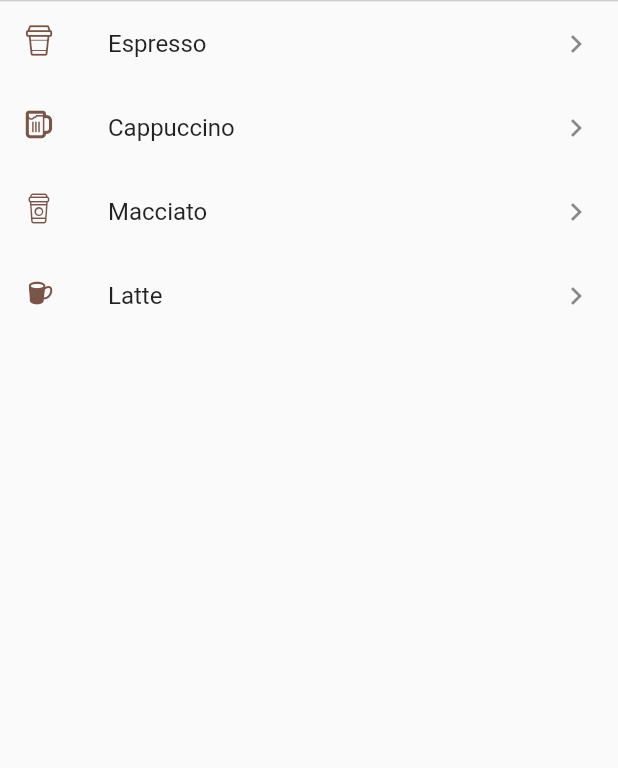
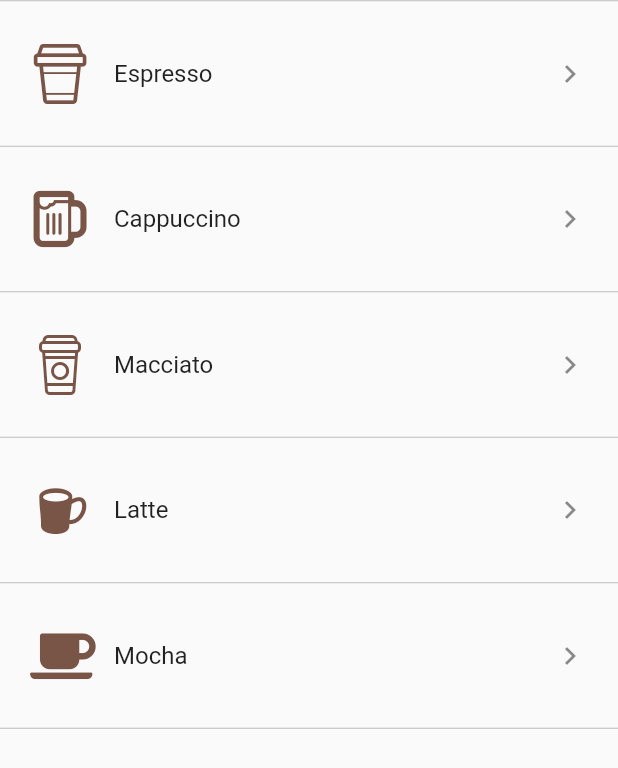
Before and after one commit to Mohammed-Benotmane/Jet-Coffee-Shop, a Flutter app: the MenuList screen opened directly, on a phone screen of 412 x 824 dp. Shown: the top 768 px of the screen. Run offline on Flutter 3.47's test engine with Material 2 defaults, Android fonts, the phone set to English and light mode, and no system bars; our stand-ins replace flutter_spinkit, flutter_svg, font_awesome_flutter.

Commit message:
- Completing menu Screen

```diff
--- a/lib/screens/menu_list.dart
+++ b/lib/screens/menu_list.dart
@@ -2,6 +2,7 @@ import 'package:coffeshopapp/const.dart';
 import 'package:coffeshopapp/models/coffee.dart';
 import 'package:flutter/material.dart';
 import 'file:///C:/Users/S/Documents/Flutter%20projects/coffe_shop_app/lib/icons/my_flutter_app_icons.dart';
+import 'package:font_awesome_flutter/font_awesome_flutter.dart';
 
 class MenuList extends StatefulWidget {
   @override
@@ -10,10 +11,11 @@ class MenuList extends StatefulWidget {
 
 class _MenuListState extends State<MenuList> {
   List<Coffee> coffees = [
-    Coffee(coffeeIcon: Icon(MyFlutterApp.cup, size: 20, color: brown), name: "Espresso", price: 500),
-    Coffee(coffeeIcon: Icon(MyFlutterApp.beer, size: 20, color: brown), name: "Cappuccino", price: 600),
-    Coffee(coffeeIcon: Icon(MyFlutterApp.coffee_cup, size: 20, color: brown), name: "Macciato", price: 350),
-    Coffee(coffeeIcon: Icon(MyFlutterApp.coffee_mug, size: 20, color: brown), name: "Latte", price: 150),
+    Coffee(coffeeIcon: Icon(MyFlutterApp.cup, size: 40, color: brown), name: "Espresso", price: 500),
+    Coffee(coffeeIcon: Icon(MyFlutterApp.beer, size: 40, color: brown), name: "Cappuccino", price: 600),
+    Coffee(coffeeIcon: Icon(MyFlutterApp.coffee_cup, size: 40, color: brown), name: "Macciato", price: 350),
+    Coffee(coffeeIcon: Icon(MyFlutterApp.coffee_mug, size: 40, color: brown), name: "Latte", price: 150),
+    Coffee(coffeeIcon: Icon(FontAwesomeIcons.coffee, size: 35, color: brown), name: "Mocha", price: 150),
   ];
 
   @override
@@ -26,11 +28,18 @@ class _MenuListState extends State<MenuList> {
             shrinkWrap: true,
             itemCount: coffees.length,
             itemBuilder: (context, index) {
-              return ListTile(
-                title: Text(coffees[index].name),
-                leading: coffees[index].coffeeIcon,
-                trailing: Icon(Icons.keyboard_arrow_right),
+              return Column(
+                children: <Widget>[
+                  ListTile(
+                    contentPadding: EdgeInsets.all(20),
+                    title: Text(coffees[index].name),
+                    leading: coffees[index].coffeeIcon,
+                    trailing: Icon(Icons.keyboard_arrow_right),
+                  ),
+                  Divider(height: 1, color: Colors.grey.shade400),
+                ],
               );
+
             },
           ),
         ],
```
